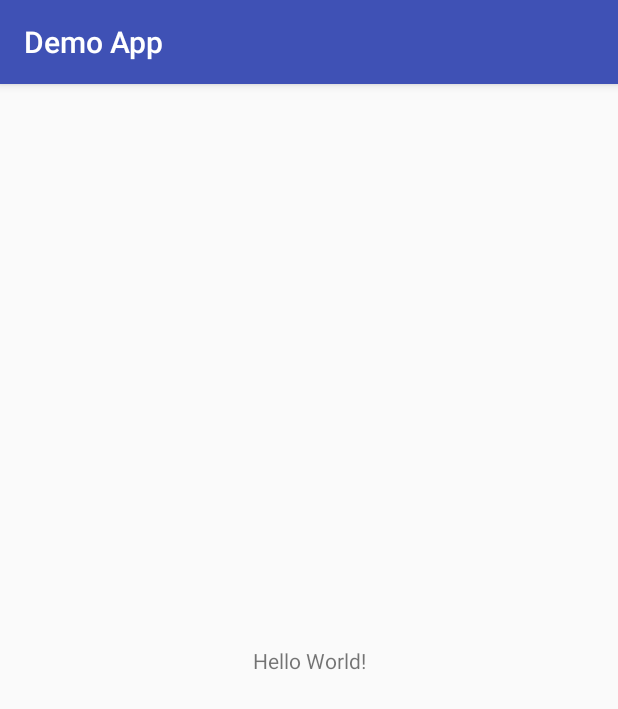
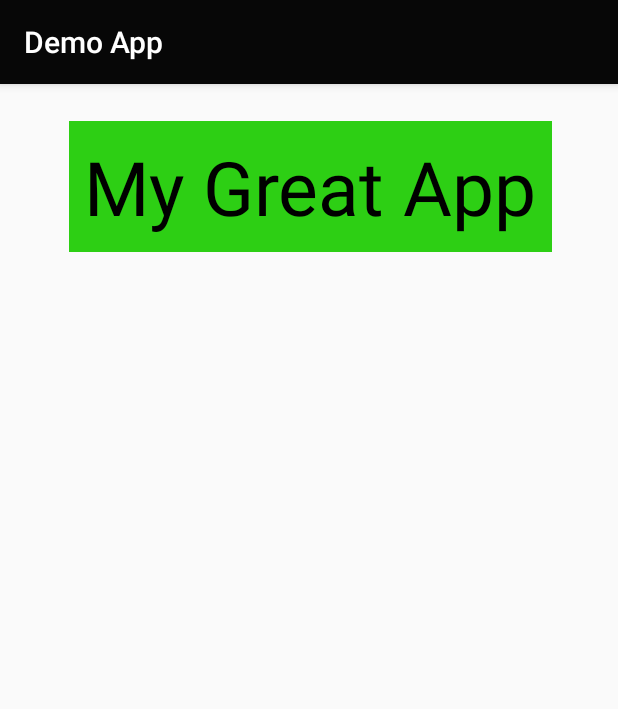
Before and after one commit to ayush987goyal/androidLearn, an Android app: the screen it shows after launch (MainActivity), on a phone screen of 412 x 824 dp. Shown: the top 709 px of the screen. Run offline under Robolectric (Android 15) with nearby library versions, the phone set to English and light mode, and no system bars.

Commit message:
TextView tweeks commit

```diff
--- a/DemoApp/app/src/main/res/layout/activity_main.xml
+++ b/DemoApp/app/src/main/res/layout/activity_main.xml
@@ -9,10 +9,17 @@
     <TextView
         android:layout_width="wrap_content"
         android:layout_height="wrap_content"
-        android:text="Hello World!"
+        android:layout_marginBottom="8dp"
+        android:background="@color/colorAccent"
+        android:padding="10dp"
+        android:text="My Great App"
+        android:textColor="@android:color/black"
+        android:textSize="50sp"
         app:layout_constraintBottom_toBottomOf="parent"
+        app:layout_constraintHorizontal_bias="0.508"
         app:layout_constraintLeft_toLeftOf="parent"
         app:layout_constraintRight_toRightOf="parent"
-        app:layout_constraintTop_toTopOf="parent" />
+        app:layout_constraintTop_toTopOf="parent"
+        app:layout_constraintVertical_bias="0.037" />
 
 </android.support.constraint.ConstraintLayout>
--- a/DemoApp/app/src/main/res/values/colors.xml
+++ b/DemoApp/app/src/main/res/values/colors.xml
@@ -1,6 +1,6 @@
 <?xml version="1.0" encoding="utf-8"?>
 <resources>
-    <color name="colorPrimary">#3F51B5</color>
+    <color name="colorPrimary">#070707</color>
     <color name="colorPrimaryDark">#303F9F</color>
-    <color name="colorAccent">#FF4081</color>
+    <color name="colorAccent">#2dcf14</color>
 </resources>
```
